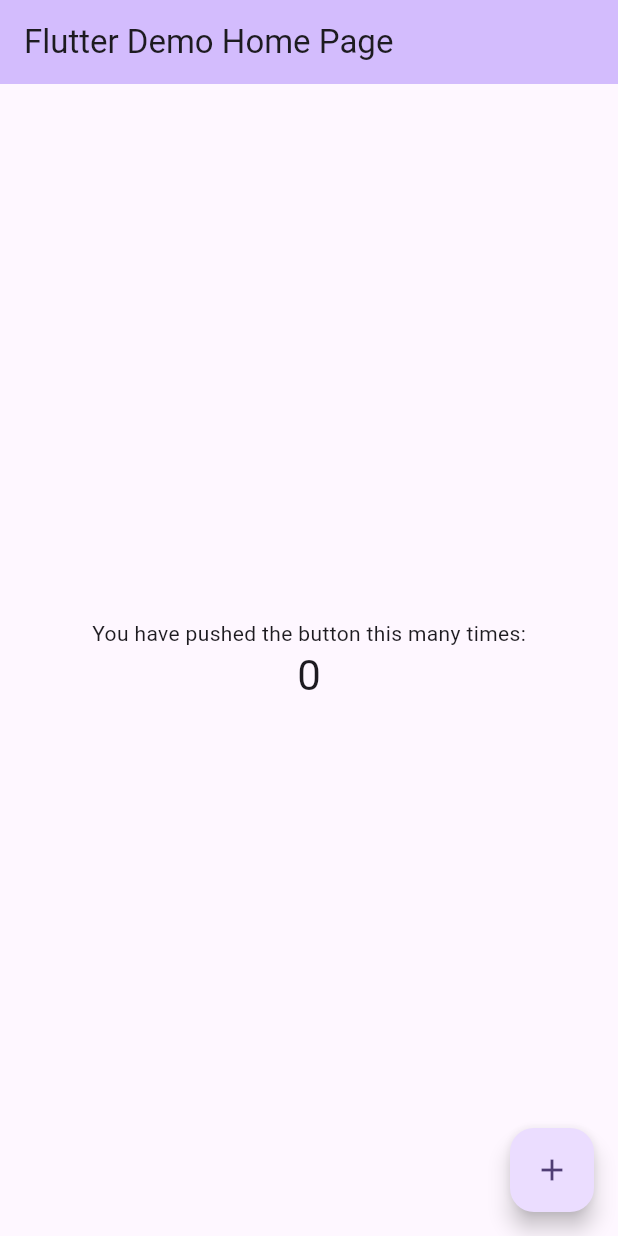
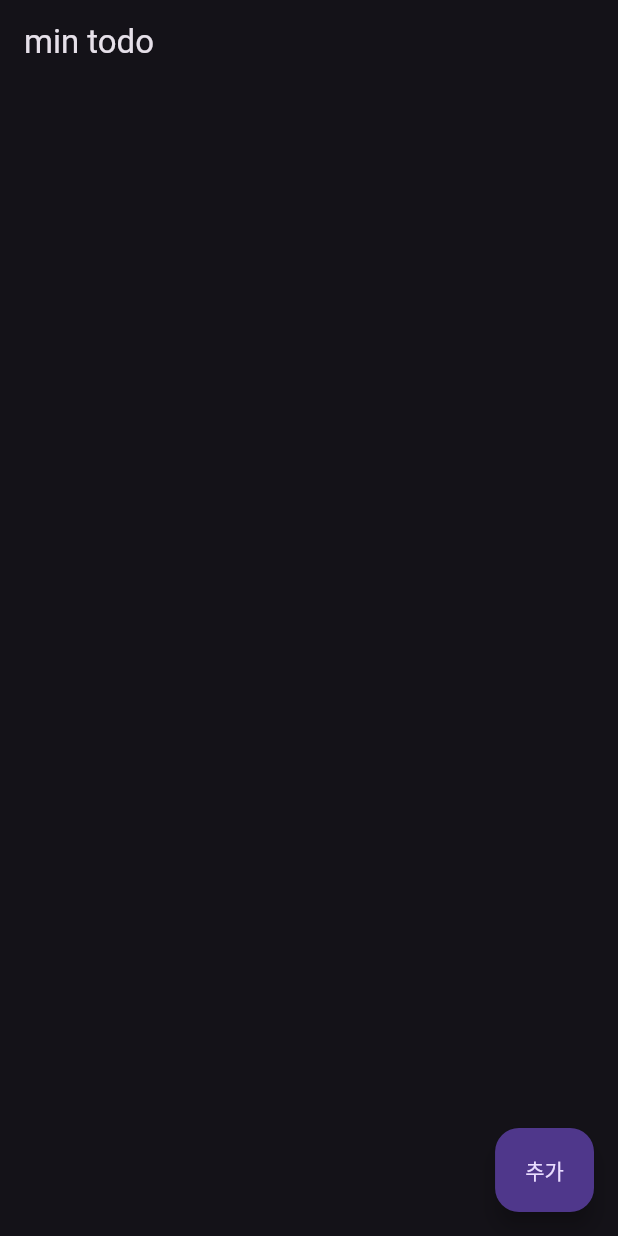
Before and after one commit to mimgggg4444/-I-flutter_todo_0331_doneProj, a Flutter app: the screen it shows after launch, on a phone screen of 412 x 824 dp. Run offline on Flutter 3.47's test engine with Material 3 defaults, Android fonts, the phone set to English and light mode, and no system bars.

Commit message:
Building User Interface

```diff
--- a/lib/main.dart
+++ b/lib/main.dart
@@ -1,125 +1,20 @@
 import 'package:flutter/material.dart';
+import 'package:flutter_todo_0331/screens/todo_list.dart';
 
-void main() {
-  runApp(const MyApp());
+void main(){
+  runApp(MyApp());
 }
 
 class MyApp extends StatelessWidget {
   const MyApp({super.key});
 
-  // This widget is the root of your application.
   @override
   Widget build(BuildContext context) {
     return MaterialApp(
-      title: 'Flutter Demo',
-      theme: ThemeData(
-        // This is the theme of your application.
-        //
-        // TRY THIS: Try running your application with "flutter run". You'll see
-        // the application has a purple toolbar. Then, without quitting the app,
-        // try changing the seedColor in the colorScheme below to Colors.green
-        // and then invoke "hot reload" (save your changes or press the "hot
-        // reload" button in a Flutter-supported IDE, or press "r" if you used
-        // the command line to start the app).
-        //
-        // Notice that the counter didn't reset back to zero; the application
-        // state is not lost during the reload. To reset the state, use hot
-        // restart instead.
-        //
-        // This works for code too, not just values: Most code changes can be
-        // tested with just a hot reload.
-        colorScheme: ColorScheme.fromSeed(seedColor: Colors.deepPurple),
-        useMaterial3: true,
-      ),
-      home: const MyHomePage(title: 'Flutter Demo Home Page'),
+      debugShowCheckedModeBanner: false,
+      theme: ThemeData.dark(),
+      home: TodoListPage(),
+
     );
   }
 }
-
-class MyHomePage extends StatefulWidget {
-  const MyHomePage({super.key, required this.title});
-
-  // This widget is the home page of your application. It is stateful, meaning
-  // that it has a State object (defined below) that contains fields that affect
-  // how it looks.
-
-  // This class is the configuration for the state. It holds the values (in this
-  // case the title) provided by the parent (in this case the App widget) and
-  // used by the build method of the State. Fields in a Widget subclass are
-  // always marked "final".
-
-  final String title;
-
-  @override
-  State<MyHomePage> createState() => _MyHomePageState();
-}
-
-class _MyHomePageState extends State<MyHomePage> {
-  int _counter = 0;
-
-  void _incrementCounter() {
-    setState(() {
-      // This call to setState tells the Flutter framework that something has
-      // changed in this State, which causes it to rerun the build method below
-      // so that the display can reflect the updated values. If we changed
-      // _counter without calling setState(), then the build method would not be
-      // called again, and so nothing would appear to happen.
-      _counter++;
-    });
-  }
-
-  @override
-  Widget build(BuildContext context) {
-    // This method is rerun every time setState is called, for instance as done
-    // by the _incrementCounter method above.
-    //
-    // The Flutter framework has been optimized to make rerunning build methods
-    // fast, so that you can just rebuild anything that needs updating rather
-    // than having to individually change instances of widgets.
-    return Scaffold(
-      appBar: AppBar(
-        // TRY THIS: Try changing the color here to a specific color (to
-        // Colors.amber, perhaps?) and trigger a hot reload to see the AppBar
-        // change color while the other colors stay the same.
-        backgroundColor: Theme.of(context).colorScheme.inversePrimary,
-        // Here we take the value from the MyHomePage object that was created by
-        // the App.build method, and use it to set our appbar title.
-        title: Text(widget.title),
-      ),
-      body: Center(
-        // Center is a layout widget. It takes a single child and positions it
-        // in the middle of the parent.
-        child: Column(
-          // Column is also a layout widget. It takes a list of children and
-          // arranges them vertically. By default, it sizes itself to fit its
-          // children horizontally, and tries to be as tall as its parent.
-          //
-          // Column has various properties to control how it sizes itself and
-          // how it positions its children. Here we use mainAxisAlignment to
-          // center the children vertically; the main axis here is the vertical
-          // axis because Columns are vertical (the cross axis would be
-          // horizontal).
-          //
-          // TRY THIS: Invoke "debug painting" (choose the "Toggle Debug Paint"
-          // action in the IDE, or press "p" in the console), to see the
-          // wireframe for each widget.
-          mainAxisAlignment: MainAxisAlignment.center,
-          children: <Widget>[
-            const Text(
-              'You have pushed the button this many times:',
-            ),
-            Text(
-              '$_counter',
-              style: Theme.of(context).textTheme.headlineMedium,
-            ),
-          ],
-        ),
-      ),
-      floatingActionButton: FloatingActionButton(
-        onPressed: _incrementCounter,
-        tooltip: 'Increment',
-        child: const Icon(Icons.add),
-      ), // This trailing comma makes auto-formatting nicer for build methods.
-    );
-  }
-}
--- /dev/null
+++ b/lib/screens/todo_list.dart
@@ -0,0 +1,31 @@
+import 'package:flutter/material.dart';
+import 'package:flutter_todo_0331/screens/add_page.dart';
+
+class TodoListPage extends StatefulWidget {
+  const TodoListPage({super.key});
+
+  @override
+  State<TodoListPage> createState() => _TodoListPageState();
+}
+
+class _TodoListPageState extends State<TodoListPage> {
+  @override
+  Widget build(BuildContext context) {
+    return Scaffold(
+      appBar: AppBar(
+        title: Text('min todo'),
+      ),
+      floatingActionButton: FloatingActionButton.extended(
+        onPressed: navigateToAddPage,
+        label: Text('추가'),
+      ),
+    );
+  }
+
+  void navigateToAddPage() {
+    final route = MaterialPageRoute(
+      builder: (context) => AddTodoPage(),
+    );
+    Navigator.push(context, route);
+  }
+}
```
Also changed, not shown: lib/screens/add_page.dart (added, +38 -0 lines).
